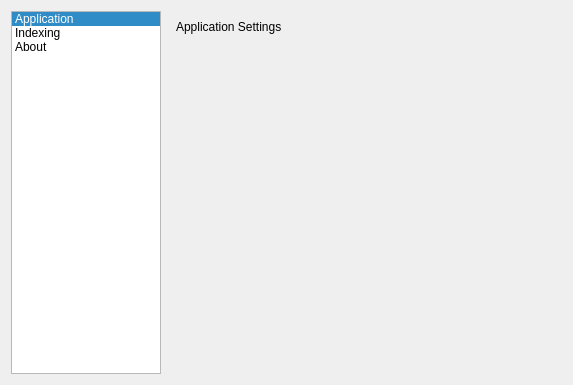
The window that sources/gui/SettingsWindow.ui (destan/searcheverything) describes before a commit, drawn with Qt 5.
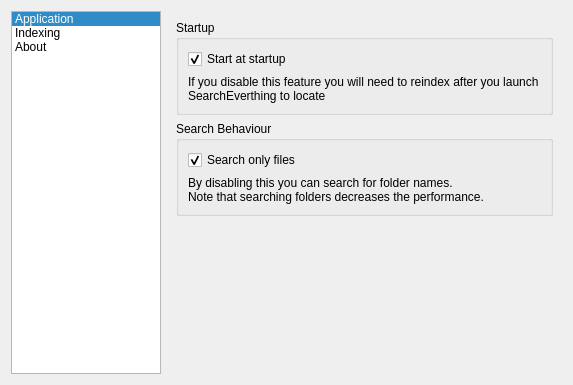
The same window after the commit. Icons and pictures are not drawn.

Patch:
```diff
--- a/sources/gui/SettingsWindow.ui
+++ b/sources/gui/SettingsWindow.ui
@@ -87,17 +87,79 @@
       <number>0</number>
      </property>
      <widget class="QWidget" name="pageSettingsApllication">
-      <layout class="QVBoxLayout" name="verticalLayout_4">
+      <layout class="QVBoxLayout" name="verticalLayout_7">
        <item>
-        <widget class="QLabel" name="label">
-         <property name="text">
-          <string>Application Settings</string>
+        <widget class="QGroupBox" name="groupBox_3">
+         <property name="title">
+          <string>Startup</string>
          </property>
-         <property name="alignment">
-          <set>Qt::AlignLeading|Qt::AlignLeft|Qt::AlignTop</set>
+         <layout class="QVBoxLayout" name="verticalLayout_4">
+          <item>
+           <widget class="QCheckBox" name="checkBox">
+            <property name="text">
+             <string>Start at startup</string>
+            </property>
+            <property name="checked">
+             <bool>true</bool>
+            </property>
+           </widget>
+          </item>
+          <item>
+           <widget class="QLabel" name="label">
+            <property name="text">
+             <string>If you disable this feature you will need to reindex after you launch SearchEverthing to locate</string>
+            </property>
+            <property name="wordWrap">
+             <bool>true</bool>
+            </property>
+           </widget>
+          </item>
+         </layout>
+        </widget>
+       </item>
+       <item>
+        <widget class="QGroupBox" name="groupBox_4">
+         <property name="title">
+          <string>Search Behaviour</string>
          </property>
+         <layout class="QVBoxLayout" name="verticalLayout_6">
+          <item>
+           <widget class="QCheckBox" name="checkBox_2">
+            <property name="text">
+             <string>Search only files</string>
+            </property>
+            <property name="checked">
+             <bool>true</bool>
+            </property>
+           </widget>
+          </item>
+          <item>
+           <widget class="QLabel" name="label_3">
+            <property name="text">
+             <string>By disabling this you can search for folder names.
+Note that searching folders decreases the performance.</string>
+            </property>
+            <property name="wordWrap">
+             <bool>true</bool>
+            </property>
+           </widget>
+          </item>
+         </layout>
         </widget>
        </item>
+       <item>
+        <spacer name="verticalSpacer_3">
+         <property name="orientation">
+          <enum>Qt::Vertical</enum>
+         </property>
+         <property name="sizeHint" stdset="0">
+          <size>
+           <width>20</width>
+           <height>121</height>
+          </size>
+         </property>
+        </spacer>
+       </item>
       </layout>
      </widget>
      <widget class="QWidget" name="pageSettingsIndexing">
```
Left out of the diff: 20 changed lines with no effect on the pictures.
